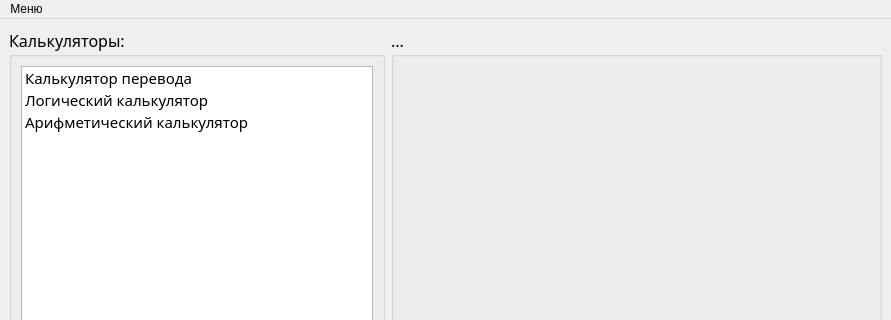
This is mainwindow.ui in waay01/calc as Qt 5 draws it before an edit; both pictures show x 0 to 891 and y 0 to 320 of the 891 by 692 pixel window. The edited form follows.
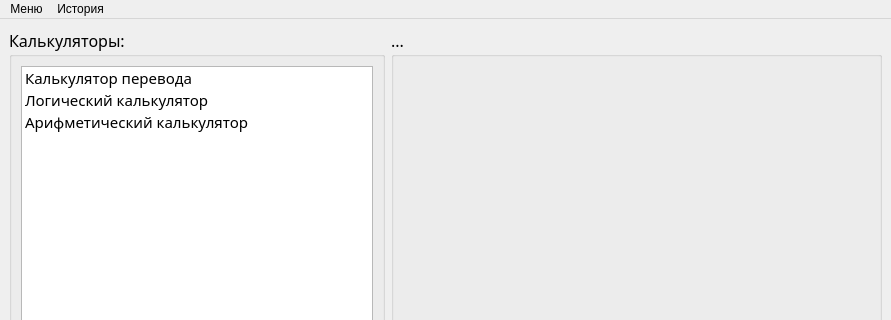
This is the edited form.

The edit to the form file:
```diff
--- a/mainwindow.ui
+++ b/mainwindow.ui
@@ -1107,7 +1107,16 @@
      <string>Меню</string>
     </property>
    </widget>
+   <widget class="QMenu" name="menu_2">
+    <property name="title">
+     <string>История</string>
+    </property>
+    <addaction name="action"/>
+    <addaction name="action_2"/>
+    <addaction name="action_3"/>
+   </widget>
    <addaction name="menu"/>
+   <addaction name="menu_2"/>
   </widget>
   <widget class="QStatusBar" name="statusbar"/>
  </widget>
```
Left out of the diff: 29 changed lines with no effect on the pictures.
